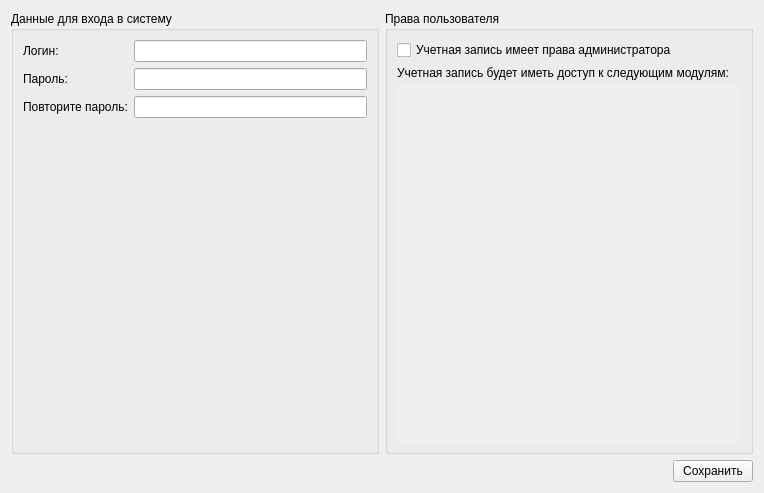
Before: the Qt Designer form src/users/usereditwidget.ui in megakoko/m-system, drawn with Qt 5.
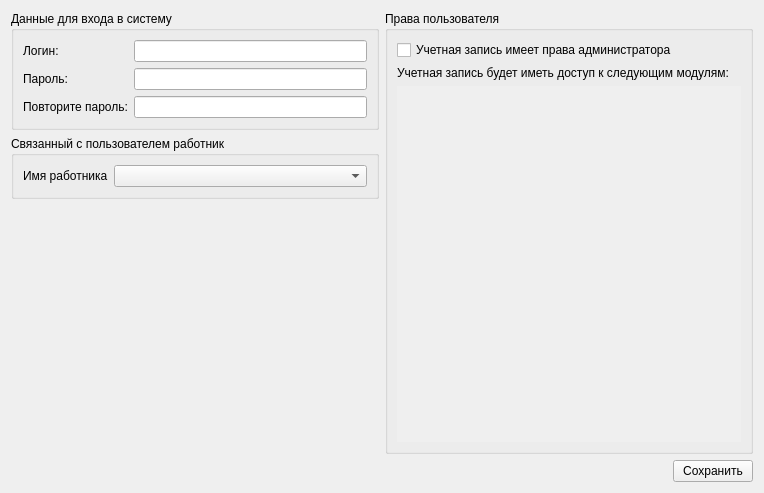
After: the same form once the commit is applied.

```diff
--- a/src/users/usereditwidget.ui
+++ b/src/users/usereditwidget.ui
@@ -15,8 +15,8 @@
   </property>
   <layout class="QVBoxLayout" name="verticalLayout_2">
    <item>
-    <layout class="QHBoxLayout" name="horizontalLayout">
-     <item>
+    <layout class="QGridLayout" name="gridLayout">
+     <item row="0" column="0">
       <widget class="QGroupBox" name="groupBox">
        <property name="title">
         <string>Данные для входа в систему</string>
@@ -66,7 +66,7 @@
        </layout>
       </widget>
      </item>
-     <item>
+     <item row="0" column="1" rowspan="4">
       <widget class="QGroupBox" name="groupBox_2">
        <property name="title">
         <string>Права пользователя</string>
@@ -158,6 +158,38 @@
        </layout>
       </widget>
      </item>
+     <item row="2" column="0">
+      <spacer name="verticalSpacer_2">
+       <property name="orientation">
+        <enum>Qt::Vertical</enum>
+       </property>
+       <property name="sizeHint" stdset="0">
+        <size>
+         <width>20</width>
+         <height>40</height>
+        </size>
+       </property>
+      </spacer>
+     </item>
+     <item row="1" column="0">
+      <widget class="QGroupBox" name="groupBox_3">
+       <property name="title">
+        <string>Связанный с пользователем работник</string>
+       </property>
+       <layout class="QFormLayout" name="formLayout_2">
+        <item row="0" column="0">
+         <widget class="QLabel" name="label_2">
+          <property name="text">
+           <string>Имя работника</string>
+          </property>
+         </widget>
+        </item>
+        <item row="0" column="1">
+         <widget class="QComboBox" name="m_staffName"/>
+        </item>
+       </layout>
+      </widget>
+     </item>
     </layout>
    </item>
    <item>
```
